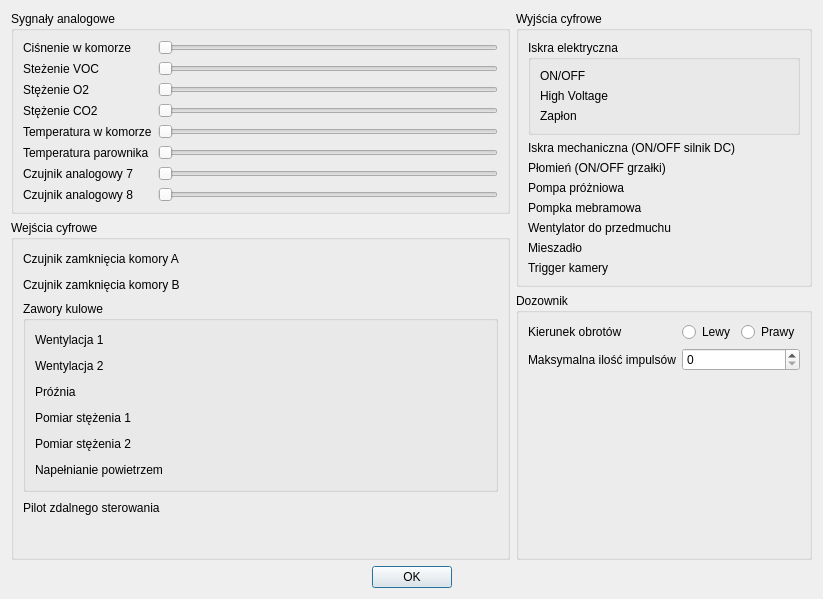
Qt form app/urzadzenia.ui (wiacekmarcin/StanowiskoChemiczne) before a commit.
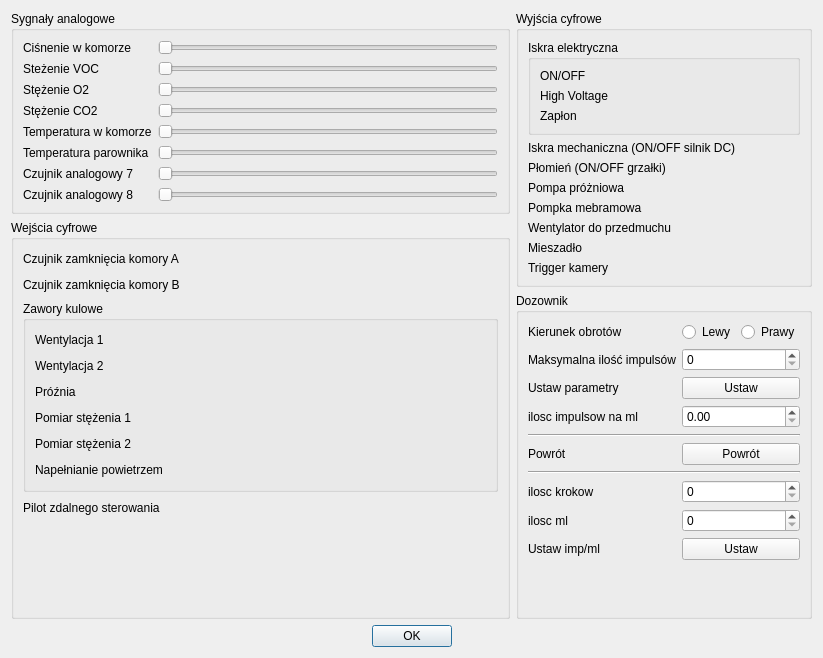
The same form after that commit. Custom widgets are drawn as their Qt base class.

Patch:
```diff
--- a/app/urzadzenia.ui
+++ b/app/urzadzenia.ui
@@ -7,7 +7,7 @@
     <x>0</x>
     <y>0</y>
     <width>823</width>
-    <height>599</height>
+    <height>658</height>
    </rect>
   </property>
   <property name="windowTitle">
@@ -507,16 +507,47 @@
       <string>Dozownik</string>
      </property>
      <layout class="QGridLayout" name="gridLayout_4">
-      <item row="1" column="1">
-       <widget class="QSpinBox" name="spinBox"/>
+      <item row="2" column="0">
+       <widget class="QLabel" name="lparameter">
+        <property name="text">
+         <string>Ustaw parametry</string>
+        </property>
+       </widget>
       </item>
-      <item row="0" column="0">
-       <widget class="QLabel" name="lKierynekObrotow">
+      <item row="1" column="0">
+       <widget class="QLabel" name="lMaxStep">
         <property name="text">
-         <string>Kierunek obrotów</string>
+         <string>Maksymalna ilość impulsów</string>
         </property>
        </widget>
       </item>
+      <item row="8" column="1">
+       <widget class="QSpinBox" name="ml"/>
+      </item>
+      <item row="5" column="1">
+       <widget class="QPushButton" name="pbReturn">
+        <property name="text">
+         <string>Powrót</string>
+        </property>
+       </widget>
+      </item>
+      <item row="8" column="0">
+       <widget class="QLabel" name="liloscml">
+        <property name="text">
+         <string>ilosc ml</string>
+        </property>
+       </widget>
+      </item>
+      <item row="7" column="0">
+       <widget class="QLabel" name="liloscimpulsow">
+        <property name="text">
+         <string>ilosc krokow</string>
+        </property>
+       </widget>
+      </item>
+      <item row="7" column="1">
+       <widget class="QSpinBox" name="steps"/>
+      </item>
       <item row="0" column="1">
        <layout class="QHBoxLayout" name="horizontalLayout">
         <item>
@@ -535,14 +566,52 @@
         </item>
        </layout>
       </item>
-      <item row="1" column="0">
-       <widget class="QLabel" name="lMaxStep">
+      <item row="5" column="0">
+       <widget class="QLabel" name="lreturn">
         <property name="text">
-         <string>Maksymalna ilość impulsów</string>
+         <string>Powrót</string>
         </property>
        </widget>
       </item>
-      <item row="2" column="0">
+      <item row="2" column="1">
+       <widget class="QPushButton" name="parameters">
+        <property name="text">
+         <string>Ustaw</string>
+        </property>
+       </widget>
+      </item>
+      <item row="0" column="0">
+       <widget class="QLabel" name="lKierynekObrotow">
+        <property name="text">
+         <string>Kierunek obrotów</string>
+        </property>
+       </widget>
+      </item>
+      <item row="9" column="0">
+       <widget class="QLabel" name="lustaw">
+        <property name="text">
+         <string>Ustaw imp/ml</string>
+        </property>
+       </widget>
+      </item>
+      <item row="1" column="1">
+       <widget class="QSpinBox" name="maxSteps"/>
+      </item>
+      <item row="9" column="1">
+       <widget class="QPushButton" name="pbUstaw">
+        <property name="text">
+         <string>Ustaw</string>
+        </property>
+       </widget>
+      </item>
+      <item row="4" column="0" colspan="2">
+       <widget class="Line" name="line">
+        <property name="orientation">
+         <enum>Qt::Horizontal</enum>
+        </property>
+       </widget>
+      </item>
+      <item row="10" column="0">
        <spacer name="verticalSpacer">
         <property name="orientation">
          <enum>Qt::Vertical</enum>
@@ -555,6 +624,23 @@
         </property>
        </spacer>
       </item>
+      <item row="3" column="0">
+       <widget class="QLabel" name="lratioimpml">
+        <property name="text">
+         <string>ilosc impulsow na ml</string>
+        </property>
+       </widget>
+      </item>
+      <item row="3" column="1">
+       <widget class="QDoubleSpinBox" name="impulsyml"/>
+      </item>
+      <item row="6" column="0" colspan="2">
+       <widget class="Line" name="line_2">
+        <property name="orientation">
+         <enum>Qt::Horizontal</enum>
+        </property>
+       </widget>
+      </item>
      </layout>
     </widget>
    </item>
```
